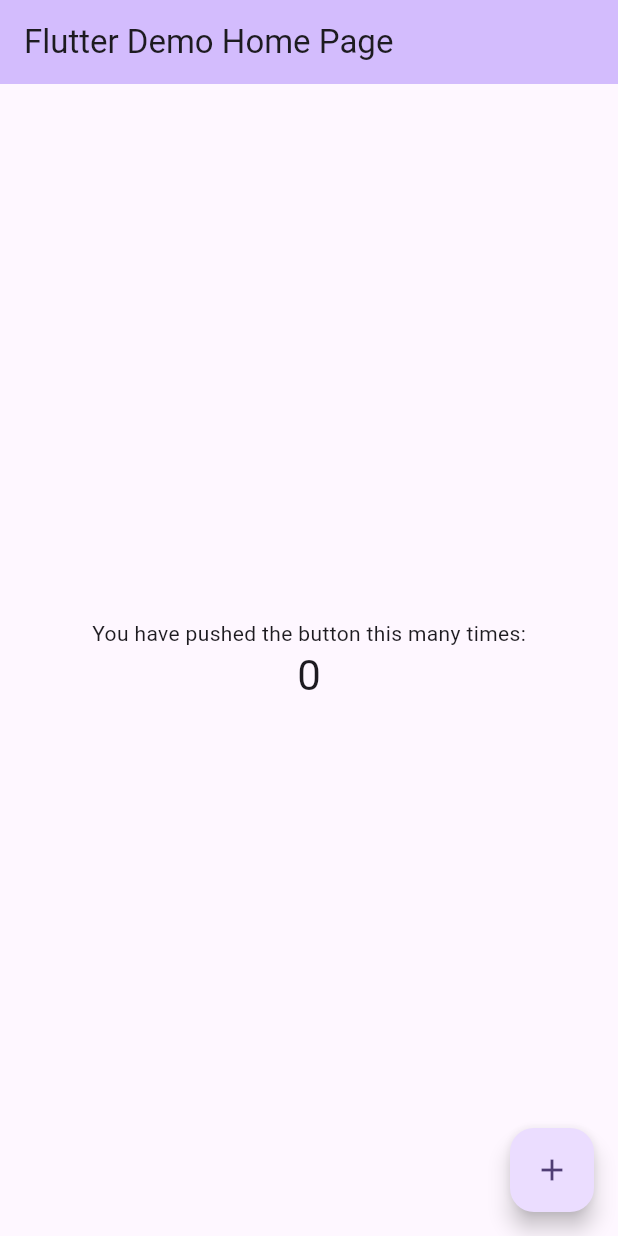
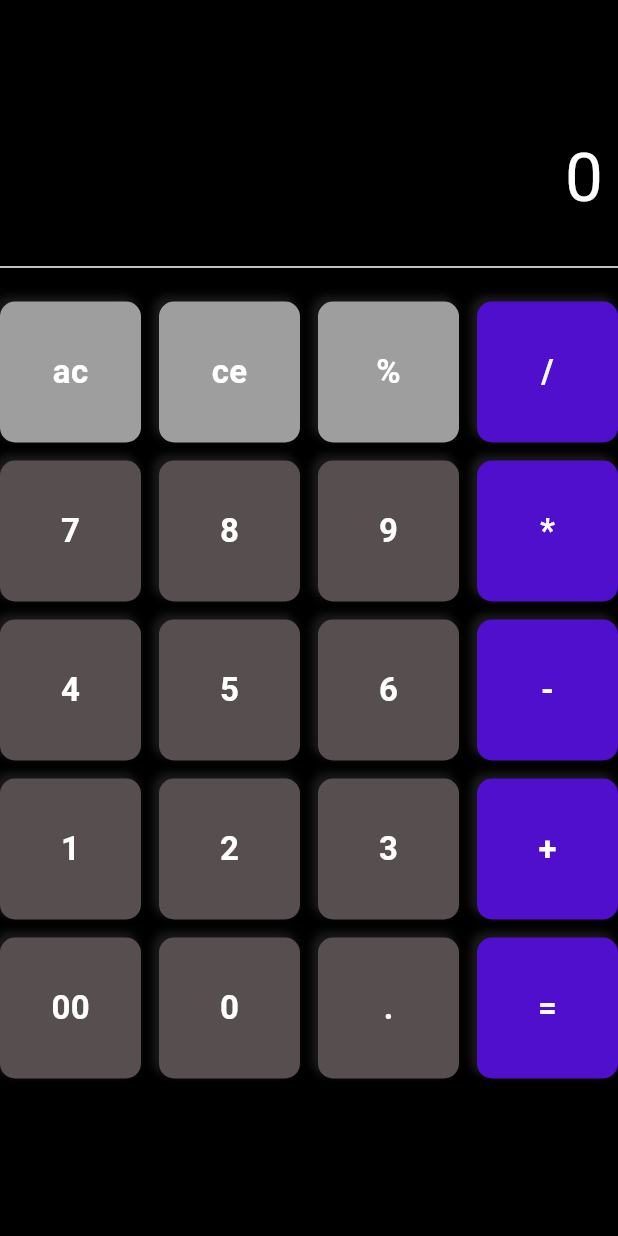
Before and after one commit to ayesha6214/calculator, a Flutter app: the screen it shows after launch, on a phone screen of 412 x 824 dp. Run offline on Flutter 3.47's test engine with Material 3 defaults, Android fonts, the phone set to English and light mode, and no system bars; our stand-ins replace math_expressions; Roboto replaces fonts that are missing (Arimo).

Commit message:
calculator screen

```diff
--- /dev/null
+++ b/lib/cal_screen.dart
@@ -0,0 +1,178 @@
+import 'package:flutter/material.dart';
+import 'package:math_expressions/math_expressions.dart';
+
+class Calculator extends StatefulWidget {
+  const Calculator({Key? key}) : super(key: key);
+
+  @override
+  State<Calculator> createState() => _CalculatorState();
+}
+
+class _CalculatorState extends State<Calculator> {
+  String userInput = "";
+  String result = "0";
+  List<String> buttonList = [
+    'ac',
+    'ce',
+    '%',
+    '/',
+    '7',
+    '8',
+    '9',
+    '*',
+    '4',
+    '5',
+    '6',
+    '-',
+    '1',
+    '2',
+    '3',
+    '+',
+    '00',
+    '0',
+    '.',
+    '=',
+  ];
+
+  @override
+  Widget build(BuildContext context) {
+    return Scaffold(
+      backgroundColor: Colors.black,
+      body: SafeArea(
+        child: Column(
+          crossAxisAlignment: CrossAxisAlignment.end,
+          children: [
+            Container(
+              padding: const EdgeInsets.symmetric(vertical: 20, horizontal: 10),
+              child: Column(
+                crossAxisAlignment: CrossAxisAlignment.end,
+                children: [
+                  Text(
+                    userInput,
+                    style: const TextStyle(
+                      fontSize: 32,
+                      color: Colors.white,
+                      fontFamily: "Arimo",
+                    ),
+                  ),
+                  const SizedBox(height: 20),
+                  Text(
+                    result,
+                    style: const TextStyle(
+                      fontSize: 45,
+                      fontWeight: FontWeight.w400,
+                      color: Colors.white,
+                      fontFamily: "Arimo",
+                    ),
+                  ),
+                ],
+              ),
+            ),
+            const Divider(
+              color: Colors.white,
+            ),
+            const SizedBox(
+              height: 15,
+            ),
+            Flexible(
+              child: GridView.builder(
+                itemCount: buttonList.length,
+                gridDelegate: const SliverGridDelegateWithFixedCrossAxisCount(
+                  crossAxisCount: 4,
+                  crossAxisSpacing: 12,
+                  mainAxisSpacing: 12,
+                ),
+                itemBuilder: (BuildContext context, int index) {
+                  return customButton(buttonList[index]);
+                },
+              ),
+            ),
+          ],
+        ),
+      ),
+    );
+  }
+
+  Widget customButton(String text) {
+    return InkWell(
+      splashColor: const Color.fromARGB(10, 187, 193, 199),
+      onTap: () {
+        setState(() {
+          handleButtons(text);
+        });
+      },
+      child: Ink(
+        decoration: BoxDecoration(
+            color: getBgColor(text),
+            borderRadius: BorderRadius.circular(10),
+            boxShadow: [
+              BoxShadow(
+                color: Colors.white.withOpacity(0.1),
+                blurRadius: 4,
+                spreadRadius: 0.5,
+                offset: const Offset(-3, -3),
+              ),
+            ]),
+        child: Center(
+          child: Text(
+            text,
+            style: const TextStyle(
+              fontSize: 22,
+              color: Colors.white,
+              fontWeight: FontWeight.bold,
+              fontFamily: "Arimo",
+            ),
+          ),
+        ),
+      ),
+    );
+  }
+
+  getBgColor(String text) {
+    if (text == '/' ||
+        text == '*' ||
+        text == '-' ||
+        text == '+' ||
+        text == '=') {
+      return const Color.fromARGB(255, 80, 14, 205);
+    }
+    if (text == 'ac' || text == 'ce' || text == '%') {
+      return Colors.grey;
+    }
+    return const Color.fromARGB(255, 87, 79, 79);
+  }
+
+  void handleButtons(String text) {
+    if (text == 'ac') {
+      setState(() {
+        userInput = "";
+        result = "0";
+      });
+      return;
+    }
+    if (text == 'ce') {
+      setState(() {
+        if (userInput.isNotEmpty) {
+          userInput = userInput.substring(0, userInput.length - 1);
+        }
+      });
+      return;
+    }
+    if (text == '=') {
+      setState(() {
+        try {
+          Parser p = Parser();
+          Expression exp = p.parse(userInput);
+          ContextModel cm = ContextModel();
+          result = exp.evaluate(EvaluationType.REAL, cm).toString();
+        } catch (e) {
+          result = "Invalid Input";
+        }
+      });
+      return;
+    }
+    setState(() {
+      userInput += text;
+    });
+  }
+}
--- a/lib/main.dart
+++ b/lib/main.dart
@@ -1,4 +1,5 @@
 import 'package:flutter/material.dart';
+import 'cal_screen.dart';
 
 void main() {
   runApp(const MyApp());
@@ -31,95 +32,7 @@ class MyApp extends StatelessWidget {
         colorScheme: ColorScheme.fromSeed(seedColor: Colors.deepPurple),
         useMaterial3: true,
       ),
-      home: const MyHomePage(title: 'Flutter Demo Home Page'),
+      home: const Calculator(),
     );
   }
 }
-
-class MyHomePage extends StatefulWidget {
-  const MyHomePage({super.key, required this.title});
-
-  // This widget is the home page of your application. It is stateful, meaning
-  // that it has a State object (defined below) that contains fields that affect
-  // how it looks.
-
-  // This class is the configuration for the state. It holds the values (in this
-  // case the title) provided by the parent (in this case the App widget) and
-  // used by the build method of the State. Fields in a Widget subclass are
-  // always marked "final".
-
-  final String title;
-
-  @override
-  State<MyHomePage> createState() => _MyHomePageState();
-}
-
-class _MyHomePageState extends State<MyHomePage> {
-  int _counter = 0;
-
-  void _incrementCounter() {
-    setState(() {
-      // This call to setState tells the Flutter framework that something has
-      // changed in this State, which causes it to rerun the build method below
-      // so that the display can reflect the updated values. If we changed
-      // _counter without calling setState(), then the build method would not be
-      // called again, and so nothing would appear to happen.
-      _counter++;
-    });
-  }
-
-  @override
-  Widget build(BuildContext context) {
-    // This method is rerun every time setState is called, for instance as done
-    // by the _incrementCounter method above.
-    //
-    // The Flutter framework has been optimized to make rerunning build methods
-    // fast, so that you can just rebuild anything that needs updating rather
-    // than having to individually change instances of widgets.
-    return Scaffold(
-      appBar: AppBar(
-        // TRY THIS: Try changing the color here to a specific color (to
-        // Colors.amber, perhaps?) and trigger a hot reload to see the AppBar
-        // change color while the other colors stay the same.
-        backgroundColor: Theme.of(context).colorScheme.inversePrimary,
-        // Here we take the value from the MyHomePage object that was created by
-        // the App.build method, and use it to set our appbar title.
-        title: Text(widget.title),
-      ),
-      body: Center(
-        // Center is a layout widget. It takes a single child and positions it
-        // in the middle of the parent.
-        child: Column(
-          // Column is also a layout widget. It takes a list of children and
-          // arranges them vertically. By default, it sizes itself to fit its
-          // children horizontally, and tries to be as tall as its parent.
-          //
-          // Column has various properties to control how it sizes itself and
-          // how it positions its children. Here we use mainAxisAlignment to
-          // center the children vertically; the main axis here is the vertical
-          // axis because Columns are vertical (the cross axis would be
-          // horizontal).
-          //
-          // TRY THIS: Invoke "debug painting" (choose the "Toggle Debug Paint"
-          // action in the IDE, or press "p" in the console), to see the
-          // wireframe for each widget.
-          mainAxisAlignment: MainAxisAlignment.center,
-          children: <Widget>[
-            const Text(
-              'You have pushed the button this many times:',
-            ),
-            Text(
-              '$_counter',
-              style: Theme.of(context).textTheme.headlineMedium,
-            ),
-          ],
-        ),
-      ),
-      floatingActionButton: FloatingActionButton(
-        onPressed: _incrementCounter,
-        tooltip: 'Increment',
-        child: const Icon(Icons.add),
-      ), // This trailing comma makes auto-formatting nicer for build methods.
-    );
-  }
-}
--- a/pubspec.yaml
+++ b/pubspec.yaml
@@ -1,4 +1,4 @@
-name: calculator
+name: calculator_app
 description: "A new Flutter project."
 # The following line prevents the package from being accidentally published to
 # pub.dev using `flutter pub publish`. This is preferred for private packages.
@@ -30,6 +30,7 @@ environment:
 dependencies:
   flutter:
     sdk: flutter
+  math_expressions: ^2.1.1
 
 
   # The following adds the Cupertino Icons font to your application.
```
Also changed, not shown: pubspec.lock.
